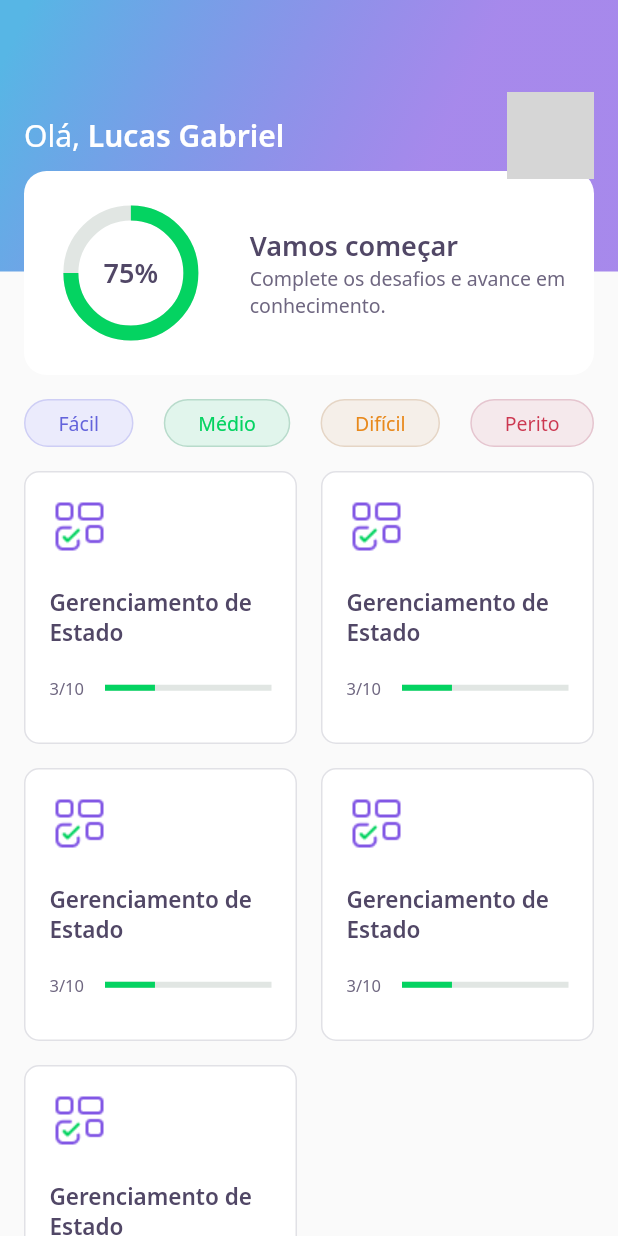
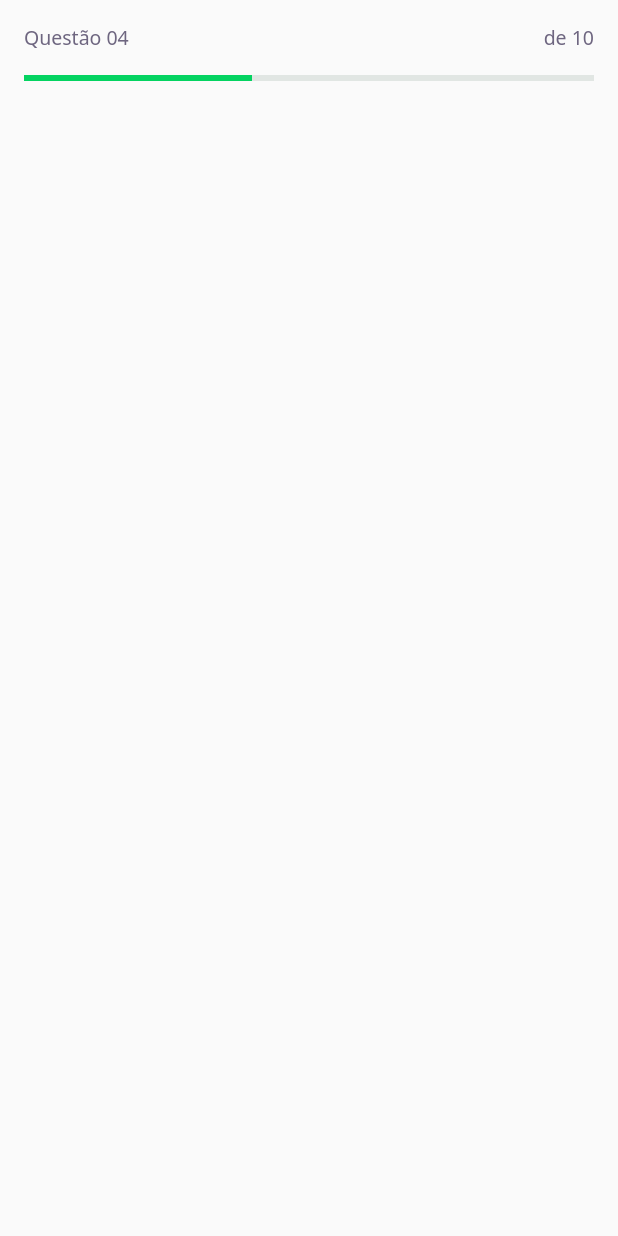
Before and after one commit to 90lucasgabriel/quiz-nlw5, a Flutter app: the screen it shows after launch, on a phone screen of 412 x 824 dp. Run offline on Flutter 3.47's test engine with Material 2 defaults, Android fonts, the phone set to English and light mode, and no system bars; our stand-ins replace google_fonts; grey boxes are pictures that could not be loaded.

Commit message:
07 - New: ChallengePage; 07 - New: ProgressIndicatorWidget;

```diff
--- /dev/null
+++ b/lib/challenge/challenge_page.dart
@@ -0,0 +1,22 @@
+import 'package:flutter/material.dart';
+import 'package:quiz/challenge/widgets/question_indicator/question_indicator_widget.dart';
+
+class ChallengePage extends StatefulWidget {
+  @override
+  _ChallengePageState createState() => _ChallengePageState();
+}
+
+class _ChallengePageState extends State<ChallengePage> {
+  @override
+  Widget build(BuildContext context) {
+    return Scaffold(
+      appBar: PreferredSize(
+        preferredSize: Size.fromHeight(60),
+        child: SafeArea(
+          top: true,
+          child: QuestionIndicatorWidget(),
+        ),
+      ),
+    );
+  }
+}
--- /dev/null
+++ b/lib/challenge/widgets/question_indicator/question_indicator_widget.dart
@@ -0,0 +1,34 @@
+import 'package:flutter/material.dart';
+
+import 'package:quiz/core/core.dart';
+import 'package:quiz/shared/widgets/progress_indicator/progress_indicator_widget.dart';
+
+class QuestionIndicatorWidget extends StatelessWidget {
+  @override
+  Widget build(BuildContext context) {
+    return Container(
+      padding: EdgeInsets.symmetric(horizontal: 16),
+      child: Column(
+        children: [
+          Container(
+            padding: EdgeInsets.symmetric(vertical: 16),
+            child: Row(
+              mainAxisAlignment: MainAxisAlignment.spaceBetween,
+              children: [
+                Text(
+                  'Questão 04',
+                  style: AppTextStyles.body,
+                ),
+                Text(
+                  'de 10',
+                  style: AppTextStyles.body,
+                ),
+              ],
+            ),
+          ),
+          ProgressIndicatorWidget(value: 0.4),
+        ],
+      ),
+    );
+  }
+}
--- a/lib/core/app_widget.dart
+++ b/lib/core/app_widget.dart
@@ -1,4 +1,5 @@
 import 'package:flutter/material.dart';
+import 'package:quiz/challenge/challenge_page.dart';
 
 import 'package:quiz/home/home_page.dart';
 
@@ -8,7 +9,7 @@ class AppWidget extends StatelessWidget {
     return MaterialApp(
       debugShowCheckedModeBanner: false,
       title: "Quiz",
-      home: HomePage(),
+      home: ChallengePage(),
     );
   }
 }
--- a/lib/home/widgets/quiz_card/quiz_card_widget.dart
+++ b/lib/home/widgets/quiz_card/quiz_card_widget.dart
@@ -1,5 +1,7 @@
 import 'package:flutter/material.dart';
+
 import 'package:quiz/core/core.dart';
+import 'package:quiz/shared/widgets/progress_indicator/progress_indicator_widget.dart';
 
 class QuizCardWidget extends StatelessWidget {
   @override
@@ -42,12 +44,8 @@ class QuizCardWidget extends StatelessWidget {
               ),
               Expanded(
                 flex: 3,
-                child: LinearProgressIndicator(
+                child: ProgressIndicatorWidget(
                   value: 0.3,
-                  backgroundColor: AppColors.chartSecondary,
-                  valueColor: AlwaysStoppedAnimation<Color>(
-                    AppColors.chartPrimary,
-                  ),
                 ),
               ),
             ],
--- /dev/null
+++ b/lib/shared/widgets/progress_indicator/progress_indicator_widget.dart
@@ -0,0 +1,18 @@
+import 'package:flutter/material.dart';
+import 'package:quiz/core/core.dart';
+
+class ProgressIndicatorWidget extends StatelessWidget {
+  final double value;
+  ProgressIndicatorWidget({required this.value});
+
+  @override
+  Widget build(BuildContext context) {
+    return LinearProgressIndicator(
+      value: value,
+      backgroundColor: AppColors.chartSecondary,
+      valueColor: AlwaysStoppedAnimation<Color>(
+        AppColors.chartPrimary,
+      ),
+    );
+  }
+}
```
